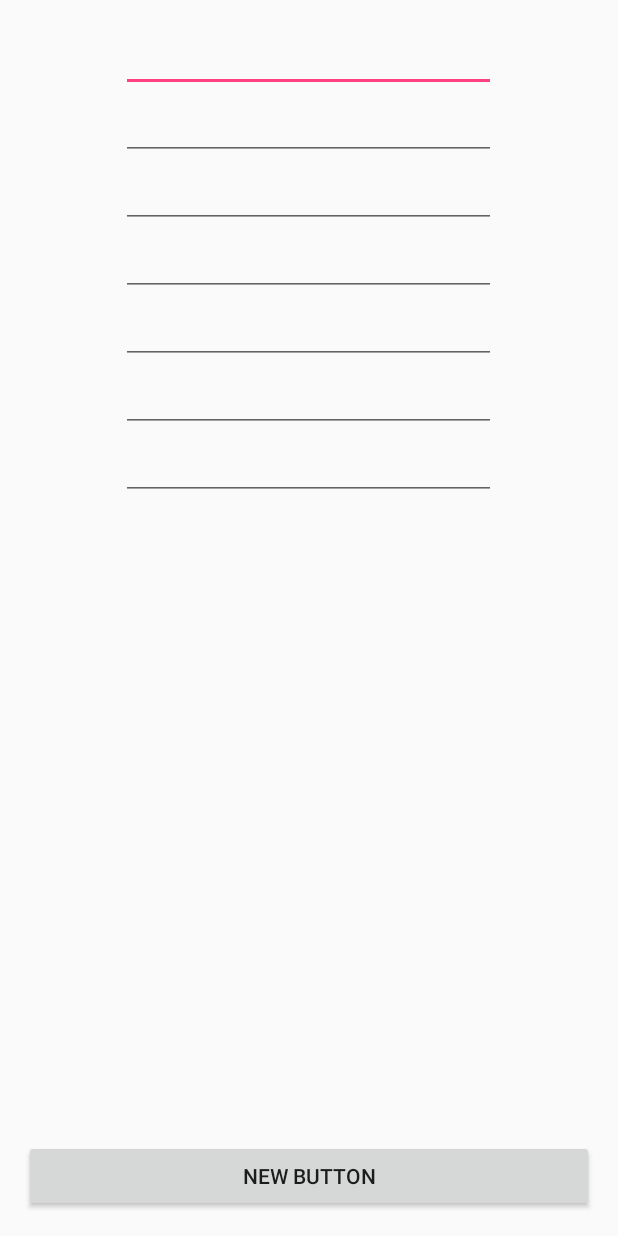
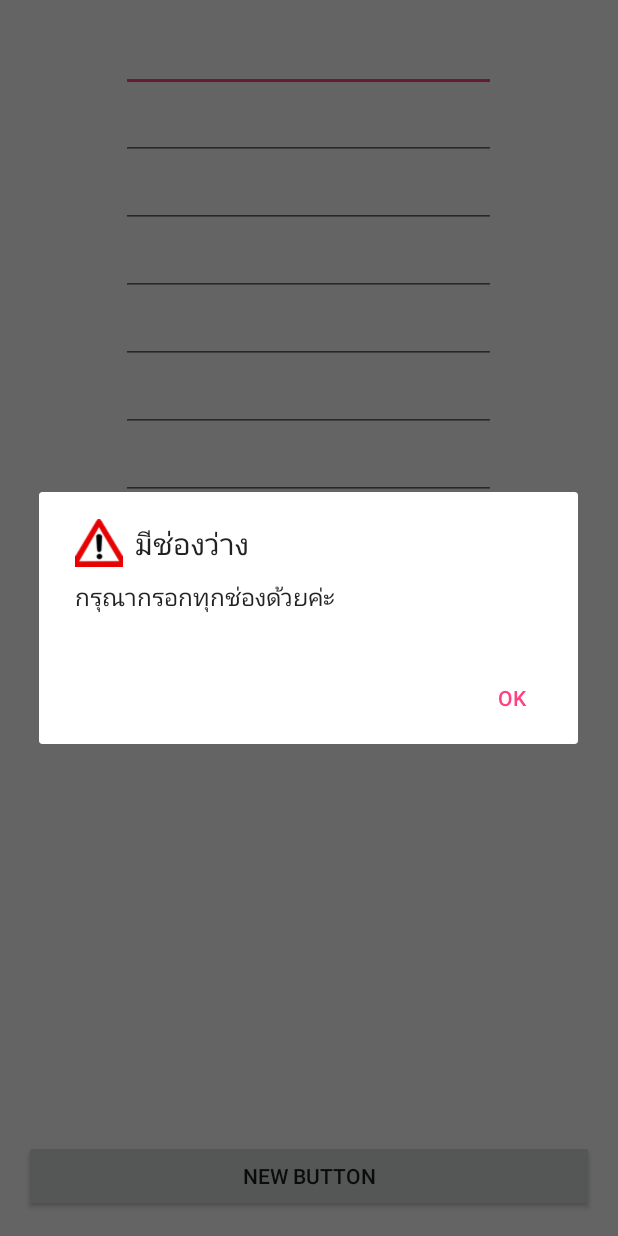
Before and after one commit to toeynutdanai/BlackSheepToy, an Android app: the SignUpActivity screen opened directly, with no data from a screen before it, after a tap on "NEW BUTTON", on a phone screen of 412 x 824 dp. Run offline under Robolectric (Android 15) with nearby library versions, the phone set to English and light mode, and no system bars.

Commit message:
Create Alert Dialog Finish

```diff
--- /dev/null
+++ b/app/src/main/java/kmutnb/ratchaphol/natthawut/natdanai/blacksheeptoy/MyAlertDialog.java
@@ -0,0 +1,27 @@
+package kmutnb.ratchaphol.natthawut.natdanai.blacksheeptoy;
+
+import android.app.AlertDialog;
+import android.content.Context;
+import android.content.DialogInterface;
+
+/**
+ * Created by teay on 2/28/2016.
+ */
+public class MyAlertDialog {
+
+    public void myDialog(Context context, int intIcon, String strTitle, String strMessage) {
+        AlertDialog.Builder builder = new AlertDialog.Builder(context);
+        builder.setIcon(intIcon);
+        builder.setTitle(strTitle);
+        builder.setMessage(strMessage);
+        builder.setCancelable(false);
+        builder.setPositiveButton("OK", new DialogInterface.OnClickListener() {
+            @Override
+            public void onClick(DialogInterface dialog, int which) {
+                dialog.dismiss();
+            }
+        });
+        builder.show();
+    }
+
+}// Main Class
--- a/app/src/main/java/kmutnb/ratchaphol/natthawut/natdanai/blacksheeptoy/SignUpActivity.java
+++ b/app/src/main/java/kmutnb/ratchaphol/natthawut/natdanai/blacksheeptoy/SignUpActivity.java
@@ -50,6 +50,9 @@ public class SignUpActivity extends AppCompatActivity {
                 //Check Space ห้ามว่างนะ
                 if (checkSpace()) {
                     //Have Space
+                    MyAlertDialog myAlertDialog = new MyAlertDialog();
+                    myAlertDialog.myDialog(SignUpActivity.this, R.drawable.danger,
+                            "มีช่องว่าง", "กรุณากรอกทุกช่องด้วยค่ะ");
 
                 } else {
                     //No Space
```
Also changed, not shown: app/src/main/res/drawable/danger.png (added).
